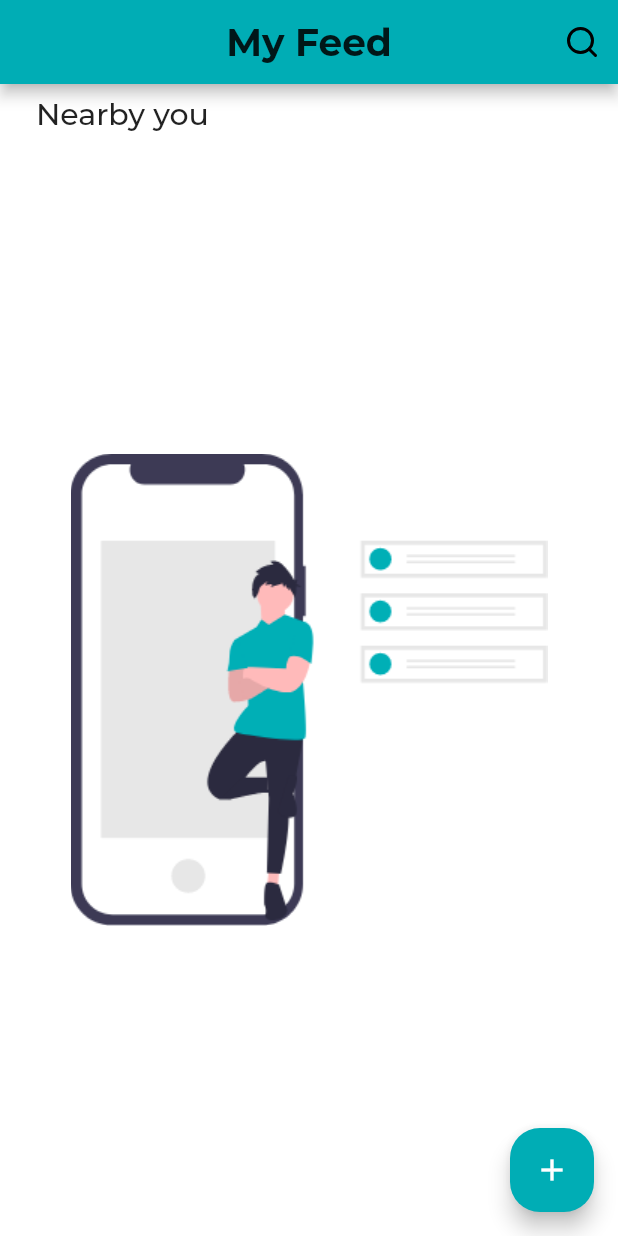
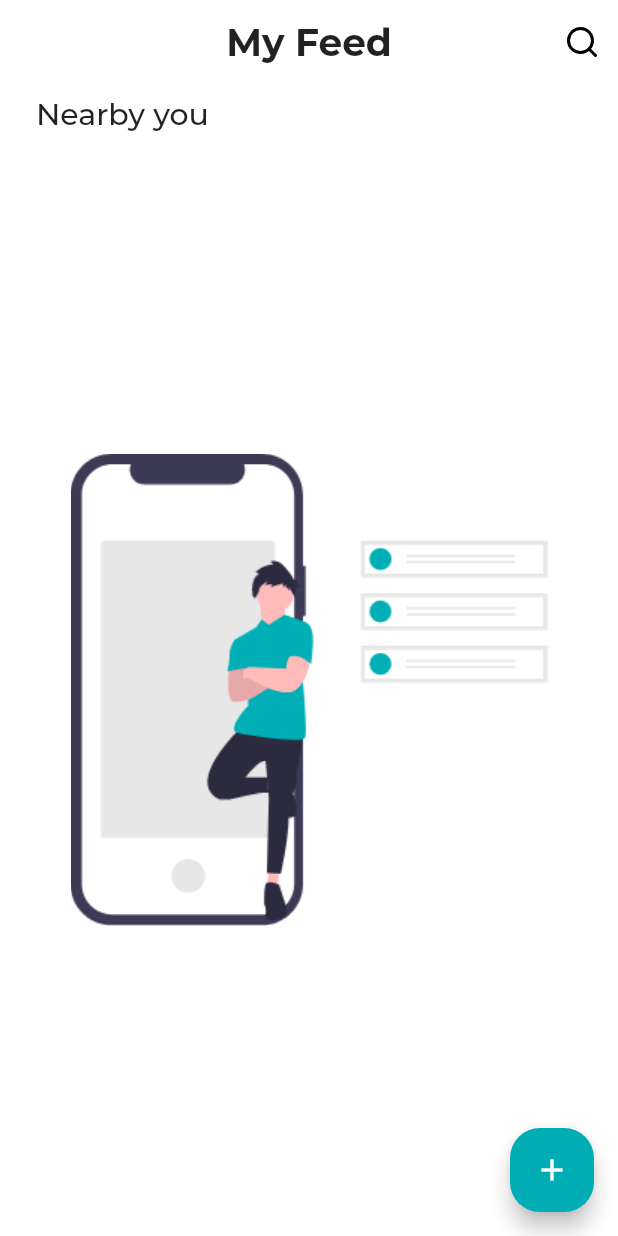
Before and after one commit to Runbhumi/Runbhumi, a Flutter app: the Home screen opened by its route, on a phone screen of 412 x 824 dp. Run offline on Flutter 3.47's test engine with Material 2 defaults, Android fonts, the phone set to English and light mode, and no system bars; our stand-ins replace bubble_tab_indicator, cloud_firestore, datetime_picker_formfield, firebase_auth, firebase_core, flutter_icons and 2 more; accounts and stored records are empty; project files that could hold a hidden picture were left out.

Commit message:
✨Added the icon for the  app

```diff
--- a/lib/utils/theme_config.dart
+++ b/lib/utils/theme_config.dart
@@ -30,8 +30,8 @@ class ThemeNotifier extends ChangeNotifier {
           elevation: 0,
         ),
         appBarTheme: AppBarTheme(
-          // color: ,
-          elevation: 4,
+          color: Colors.white,
+          elevation: 0,
           brightness: Brightness.light,
           centerTitle: true,
           iconTheme: IconThemeData(
@@ -51,6 +51,7 @@ class ThemeNotifier extends ChangeNotifier {
     ThemeData(
       visualDensity: VisualDensity.adaptivePlatformDensity,
       appBarTheme: AppBarTheme(
+        color: Color((0xff121212)),
         elevation: 0,
         brightness: Brightness.dark,
         centerTitle: true,
@@ -89,6 +90,7 @@ class ThemeNotifier extends ChangeNotifier {
       ),
       fontFamily: 'Montserrat',
       brightness: Brightness.dark,
+      backgroundColor: Color(0xffffffff),
     ),
   ];
 
--- a/pubspec.yaml
+++ b/pubspec.yaml
@@ -57,7 +57,12 @@ dependencies:
 dev_dependencies:
   flutter_test:
     sdk: flutter
+  flutter_launcher_icons: "^0.8.0"
 
+flutter_icons:
+  android: true
+  ios: true
+  image_path: "assets/icon/icon.png"
 # For information on the generic Dart part of this file, see the
 # following page: https://dart.dev/tools/pub/pubspec
 
```
Also changed, not shown: assets/icon/icon.png (added), pubspec.lock, 21 other files.
